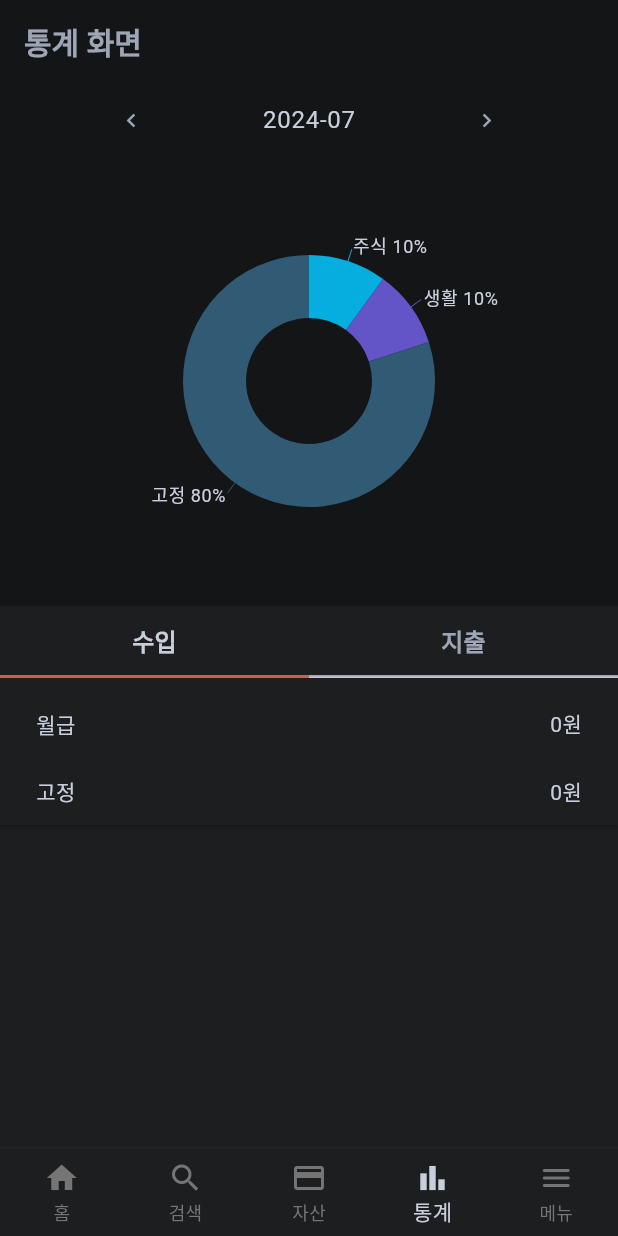
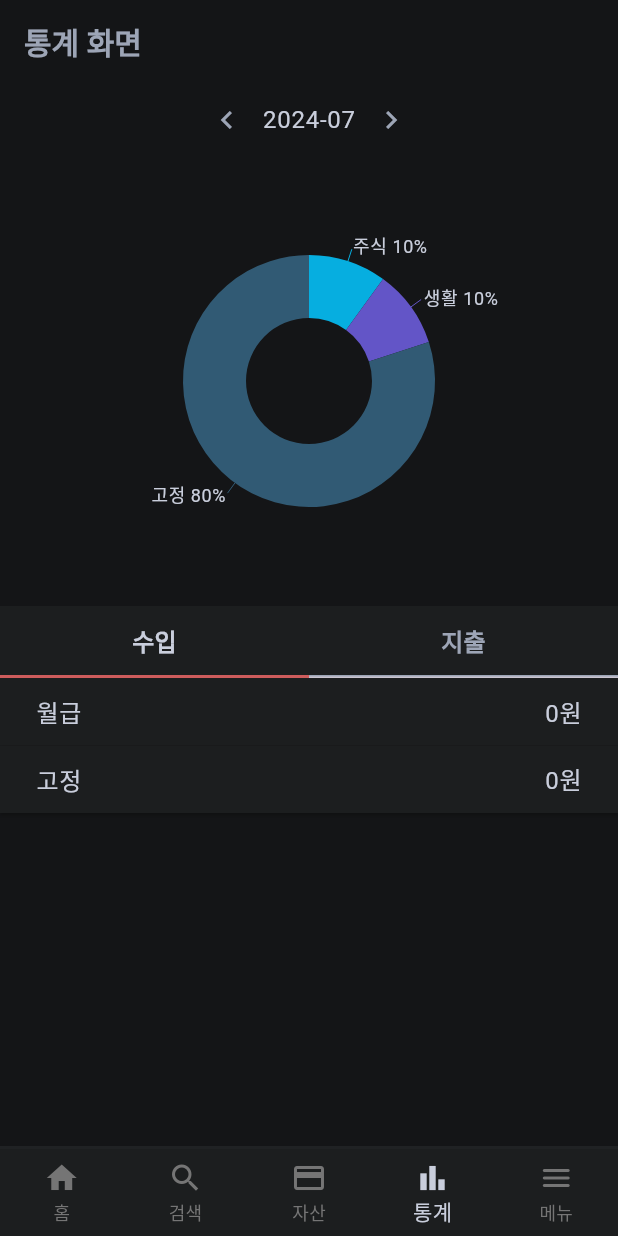
Before and after one commit to jhssong/profitnote, a Flutter app: the screen it shows after launch, item 4 of the bottom bar chosen, on a phone screen of 412 x 824 dp. Run offline on Flutter 3.47's test engine with Material 3 defaults, Android fonts, the light colour scheme and no system bars; our stand-ins replace syncfusion_flutter_charts.

Commit message:
fix: Minor fix and improvement (#64)
- GeneralSettingWidget => SettingCard로 이름 변경
- GeneralSettingWidget 피그마대로 수정
- AnalysisScreen에서 필요없는 주석(height) 제거, buildCategoryItems에서 color랑 padding 제거
- CategoryItemsWidget에서 글자 크기 bodyLarge로 변경
- AnalysisScreen에서 monthRow 주정렬 기준을 center로 해도 될 듯 + TextButton => IconButton 이용
- MonthSelector에서 왜 width랑 height 값이 다를까여 그리고 move to 저번달 이거 굳이 필요 없을듯 함수명이 명확해서
- TransactionItemWidget horizontal Padding 값 8로 수정
- Date 저장 형식 2024-01-01 => 2024.01.01로 변경
- Time 저장 형식 5:1 => 05:01로 변경
- 안쓰이는 파일 제거 MenuDialogWidget.dart

```diff
--- a/lib/screens/analysis/analysis_screen.dart
+++ b/lib/screens/analysis/analysis_screen.dart
@@ -91,9 +91,9 @@ class _AnalysisScreenState extends State<AnalysisScreen>
 
   Widget _buildMonthRow() {
     return Row(
-      mainAxisAlignment: MainAxisAlignment.spaceEvenly,
+      mainAxisAlignment: MainAxisAlignment.center,
       children: [
-        TextButton(
+        IconButton(
           onPressed: () {
             DateTime nextMonth = getPreviousMonthDate(_selectedDateTime);
             setState(() {
@@ -101,7 +101,7 @@ class _AnalysisScreenState extends State<AnalysisScreen>
               _selectedMonth = DateFormat('yyyy-MM').format(_selectedDateTime);
             });
           },
-          child: Icon(
+          icon: Icon(
             Icons.chevron_left,
             color: ColorTheme.cardLabelText,
           ),
@@ -110,7 +110,7 @@ class _AnalysisScreenState extends State<AnalysisScreen>
           _selectedMonth,
           style: Theme.of(context).textTheme.bodyLarge,
         ),
-        TextButton(
+        IconButton(
           onPressed: () {
             DateTime nextMonth = getNextMonthDate(_selectedDateTime);
             setState(() {
@@ -118,7 +118,7 @@ class _AnalysisScreenState extends State<AnalysisScreen>
               _selectedMonth = DateFormat('yyyy-MM').format(_selectedDateTime);
             });
           },
-          child: Icon(
+          icon: Icon(
             Icons.chevron_right,
             color: ColorTheme.cardLabelText,
           ),
@@ -137,7 +137,6 @@ class _AnalysisScreenState extends State<AnalysisScreen>
             builder: (context, typeIndex, child) {
               return Container(
                 color: ColorTheme.cardBackground,
-                // height: 42,
                 child: DecoratedBox(
                   decoration: BoxDecoration(
                     border: Border(
@@ -168,7 +167,6 @@ class _AnalysisScreenState extends State<AnalysisScreen>
               _pressedIndexNotifier.value = -1;
             },
             child: Container(
-              // height: 48,
               padding: const EdgeInsets.symmetric(
                 horizontal: 16,
                 vertical: 11,
@@ -209,9 +207,6 @@ class _AnalysisScreenState extends State<AnalysisScreen>
             valueListenable: _typeNotifier,
             builder: (context, type, _) {
               return Expanded(
-                child: Container(
-                  padding: const EdgeInsets.only(top: 8),
-                  color: ColorTheme.cardBackground,
                 child: TabBarView(
                   controller: _tabController,
                   children: [
@@ -226,7 +221,6 @@ class _AnalysisScreenState extends State<AnalysisScreen>
                       onPressed: _handlePressed,
                     ),
                   ],
-                  ),
                 ),
               );
             },
--- a/lib/screens/setting/widgets/category_item_widget.dart
+++ b/lib/screens/setting/widgets/category_item_widget.dart
@@ -36,12 +36,12 @@ class CategoryItemsWidget extends StatelessWidget {
             children: [
               Text(
                 data.description,
-                style: Theme.of(context).textTheme.bodyMedium,
+                style: Theme.of(context).textTheme.bodyLarge,
               ),
               const SizedBox(width: 32),
               Text(
                 data.amount,
-                style: Theme.of(context).textTheme.bodyMedium,
+                style: Theme.of(context).textTheme.bodyLarge,
               ),
             ],
           ),
--- a/lib/utils/show_date_picker_dialog.dart
+++ b/lib/utils/show_date_picker_dialog.dart
@@ -37,7 +37,7 @@ void showDatePickerDialog({
     confirmText: "확인",
   );
   if (res != null) {
-    String formattedDate = DateFormat('yyyy-MM-dd').format(res);
+    String formattedDate = DateFormat('yyyy.MM.dd').format(res);
     dialogCallback(formattedDate);
   }
 }
--- a/lib/utils/show_time_picker_dialog.dart
+++ b/lib/utils/show_time_picker_dialog.dart
@@ -33,6 +33,7 @@ void showTimePickerDialog({
     confirmText: "확인",
   );
   if (res != null) {
-    dialogCallback("${res.hour}:${res.minute}");
+    dialogCallback(
+        "${res.hour.toString().padLeft(2, '0')}:${res.minute.toString().padLeft(2, '0')}");
   }
 }
--- a/lib/widgets/transaction_item_widget.dart
+++ b/lib/widgets/transaction_item_widget.dart
@@ -15,7 +15,7 @@ class TransactionItemWidget extends StatelessWidget {
         );
       },
       style: TextButton.styleFrom(
-        padding: const EdgeInsets.symmetric(horizontal: 16, vertical: 8),
+        padding: const EdgeInsets.symmetric(horizontal: 8, vertical: 8),
       ),
       child: Row(
         mainAxisAlignment: MainAxisAlignment.spaceBetween,
```
Also changed, not shown: lib/screens/budget/widgets/month_selector.dart (+2 -7 lines), lib/screens/setting/setting_screen.dart (+6 -2 lines), lib/screens/setting/widgets/setting_widget.dart (renamed from lib/screens/setting/widgets/general_setting_widget.dart, +3 -8 lines), lib/widgets/menu_dialog_widget.dart (deleted, +0 -108 lines). Lines whose indentation alone changed are shown as unchanged.
